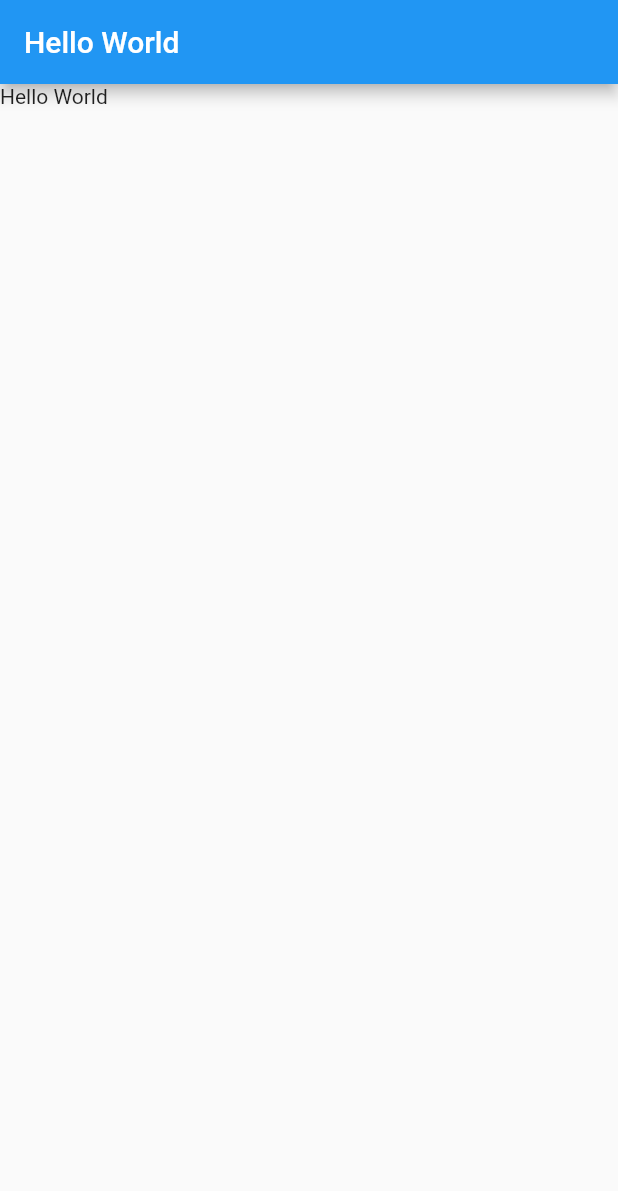
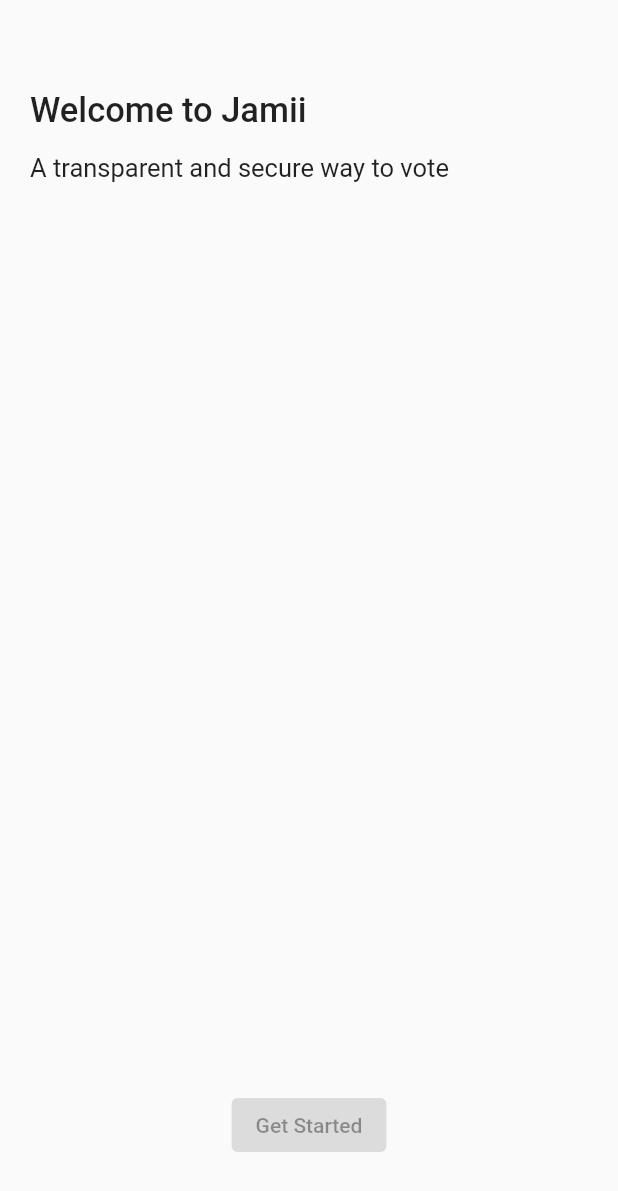
Before and after one commit to EdwinWalela/jamiiclient, a Flutter app: the screen it shows after launch, on a phone screen of 412 x 824 dp. Shown: the top 1191 px of the screen. Run offline on Flutter 3.47's test engine with Material 2 defaults, Android fonts, the phone set to English and light mode, and no system bars; our stand-ins replace socket_io_client; missing offline and left inert: cryptography.

Commit message:
onboarding pageview

```diff
--- a/lib/main.dart
+++ b/lib/main.dart
@@ -1,6 +1,7 @@
 import 'package:cryptography/cryptography.dart';
 import 'package:crypto/crypto.dart';
 import 'package:flutter/material.dart';
+import 'package:jamiiclient/src/App.dart';
 import 'dart:convert';
 
 import 'package:web_socket_channel/io.dart';
@@ -51,21 +52,5 @@ void main() {
 
   // // close channel
   // channel.sink.close();
-  runApp(MyApp());
+  runApp(App());
 }
-
-class MyApp extends StatelessWidget {
-  // This widget is the root of your application.
-  @override
-  Widget build(BuildContext context) {
-    return MaterialApp(
-      title: 'Flutter Demo',
-      home: Scaffold(
-        appBar: AppBar(
-          title: Text("Hello World"),
-        ),
-        body: Text("Hello World"),
-      ),
-    );
-  }
-}
--- /dev/null
+++ b/lib/src/App.dart
@@ -0,0 +1,13 @@
+import 'package:flutter/cupertino.dart';
+import 'package:flutter/material.dart';
+import 'package:jamiiclient/src/screens/onboarding/OnBoardingContainer.dart';
+
+class App extends StatelessWidget {
+  Widget build(BuildContext context) {
+    return MaterialApp(
+      title: "Jamii",
+      debugShowCheckedModeBanner: false,
+      home: OnBoardingScreen(),
+    );
+  }
+}
--- /dev/null
+++ b/lib/src/screens/onboarding/InfoScreen.dart
@@ -0,0 +1,59 @@
+import 'package:flutter/cupertino.dart';
+import 'package:flutter/material.dart';
+
+class InfoScreen extends StatelessWidget {
+  final int index;
+  final String title;
+  final String description;
+  final String buttonText;
+
+  InfoScreen({this.index, this.title, this.description, this.buttonText});
+
+  Widget build(BuildContext context) {
+    return Padding(
+      padding: EdgeInsets.fromLTRB(20, 60, 20, 50),
+      child: Column(
+        children: [
+          buildTitle(this.title, this.description),
+          Expanded(
+            child: buildSVG(),
+          ),
+          buildButton(buttonText)
+        ],
+      ),
+    );
+  }
+
+  Widget buildTitle(String title, String subtitle) {
+    return Column(
+      crossAxisAlignment: CrossAxisAlignment.start,
+      children: [
+        Text(
+          title,
+          style: TextStyle(
+            fontSize: 23,
+            fontWeight: FontWeight.w500,
+          ),
+        ),
+        Container(margin: EdgeInsets.only(top: 15)),
+        Text(
+          subtitle,
+          style: TextStyle(
+            fontSize: 17,
+          ),
+        ),
+      ],
+    );
+  }
+
+  Widget buildSVG() {
+    return Container();
+  }
+
+  Widget buildButton(String buttonText) {
+    return ElevatedButton(
+      onPressed: null,
+      child: Text(buttonText),
+    );
+  }
+}
--- /dev/null
+++ b/lib/src/screens/onboarding/OnBoardingContainer.dart
@@ -0,0 +1,50 @@
+import 'package:flutter/cupertino.dart';
+import 'package:flutter/material.dart';
+import 'package:jamiiclient/src/screens/onboarding/InfoScreen.dart';
+
+class OnBoardingScreen extends StatelessWidget {
+  Widget build(BuildContext context) {
+    final PageController pageController = PageController(initialPage: 0);
+    return Scaffold(
+      body: PageView(
+        scrollDirection: Axis.horizontal,
+        controller: pageController,
+        children: [
+          InfoScreen(
+            index: 1,
+            title: "Welcome to Jamii",
+            description: "A transparent and secure way to vote",
+            buttonText: "Get Started",
+          ),
+          InfoScreen(
+            index: 2,
+            title: "Transparent Yet Confidential",
+            description:
+                "Your vote is cryptographically secured and sent to a private pee-to-peer network to be validated by the jamii",
+            buttonText: "Get Started",
+          ),
+          InfoScreen(
+            index: 3,
+            title: "Vote Anywhere",
+            description:
+                "Register for elections and cast your vote from anywhere using your mobile phone",
+            buttonText: "Get Started",
+          ),
+          InfoScreen(
+            index: 4,
+            title: "Immutable",
+            description:
+                "Votes are secured using cryptography making it infeasible to be altered",
+            buttonText: "Get Started",
+          ),
+          InfoScreen(
+            index: 5,
+            title: "Voting Decentralized",
+            description: "Time to take control",
+            buttonText: "Get Started",
+          ),
+        ],
+      ),
+    );
+  }
+}
```
